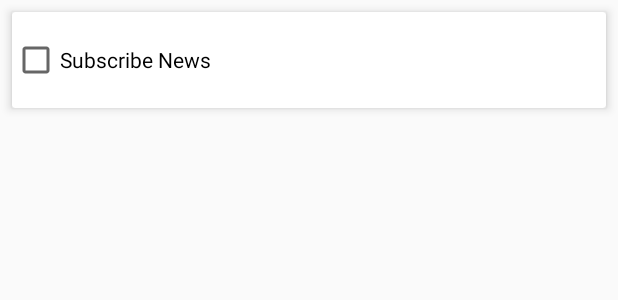
After one commit to krishnakanthpps/MangooApp, an Android app: the layout setting_layout.xml on its own in the app's theme, with its tools: preview values and no code run, on a phone screen of 412 x 824 dp. The commit adds this screen. Shown: the top 300 px of the screen. Run offline under Robolectric (Android 15) with nearby library versions, the phone set to English and light mode, and no system bars.

Commit message:
Until 50th done

```diff
--- a/app/src/main/java/app/mangoofood/mangooapp/Common/Common.java
+++ b/app/src/main/java/app/mangoofood/mangooapp/Common/Common.java
@@ -18,6 +18,7 @@ import app.mangoofood.mangooapp.Remote.RetrofitClient;
 
 public class Common {
 
+    public static String topicName = "News";
     public static User currentUser;
 
     public static String PHONE_TEXT = "userPhone";
--- a/app/src/main/java/app/mangoofood/mangooapp/FoodDetail.java
+++ b/app/src/main/java/app/mangoofood/mangooapp/FoodDetail.java
@@ -108,6 +108,7 @@ public class FoodDetail extends AppCompatActivity implements RatingDialogListene
             @Override
             public void onClick(View v) {
                 new Database(getBaseContext()).addToCart(new Order(
+                        Common.currentUser.getPhone(),
                         foodId,
                         currentFood.getName(),
                         numberButton.getNumber(),
@@ -120,7 +121,7 @@ public class FoodDetail extends AppCompatActivity implements RatingDialogListene
             }
         });
 
-        btnCart.setCount(new Database(this).getCountCart());
+        btnCart.setCount(new Database(this).getCountCart(Common.currentUser.getPhone()));
 
         food_description = (TextView)findViewById(R.id.food_description);
         food_name = (TextView)findViewById(R.id.food_name);
--- a/app/src/main/java/app/mangoofood/mangooapp/ViewHolder/CartAdapter.java
+++ b/app/src/main/java/app/mangoofood/mangooapp/ViewHolder/CartAdapter.java
@@ -100,7 +100,7 @@ public class CartAdapter extends RecyclerView.Adapter<CartViewHolder>{
                 new Database(cart).updateCart(order);
 
                 int total = 0;
-                List<Order> orders = new Database(cart).getCarts();
+                List<Order> orders = new Database(cart).getCarts(Common.currentUser.getPhone());
                 for(Order item:orders)
                     total += (Integer.parseInt(order.getPrice())) * (Integer.parseInt(item.getQuantity()));
 
--- /dev/null
+++ b/app/src/main/res/layout/setting_layout.xml
@@ -0,0 +1,28 @@
+<?xml version="1.0" encoding="utf-8"?>
+<android.support.v7.widget.CardView
+    xmlns:android="http://schemas.android.com/apk/res/android"
+    xmlns:app="http://schemas.android.com/apk/res-auto"
+    android:layout_width="match_parent"
+    android:layout_height="wrap_content"
+    android:layout_margin="8dp"
+    app:cardElevation="4dp"
+    >
+
+    <LinearLayout
+        android:layout_marginTop="16dp"
+        android:layout_marginBottom="16dp"
+        android:orientation="horizontal"
+        android:layout_gravity="center_vertical"
+        android:layout_width="match_parent"
+        android:layout_height="wrap_content">
+
+      <CheckBox
+          android:id="@+id/ckb_sub_new"
+          android:text="Subscribe News"
+          android:layout_width="wrap_content"
+          android:layout_height="wrap_content" />
+
+
+    </LinearLayout>
+
+</android.support.v7.widget.CardView>
--- a/app/src/main/res/menu/activity_home_drawer.xml
+++ b/app/src/main/res/menu/activity_home_drawer.xml
@@ -36,6 +36,12 @@
             android:title="Update Name" />
 
         <item
+            android:id="@+id/nav_setting"
+            android:icon="@drawable/ic_settings_black_24dp"
+            android:iconTint="@android:color/black"
+            android:title="Settings" />
+
+        <item
             android:id="@+id/nav_log_out"
             android:icon="@drawable/ic_exit_to_app_black_24dp"
             android:iconTint="@android:color/white"
```
Also changed, not shown: app/src/main/java/app/mangoofood/mangooapp/Cart.java (+6 -6 lines), app/src/main/java/app/mangoofood/mangooapp/Database/Database.java (+67 -37 lines), app/src/main/java/app/mangoofood/mangooapp/FoodList.java (+12 -5 lines), app/src/main/java/app/mangoofood/mangooapp/Home.java (+47 -2 lines), app/src/main/java/app/mangoofood/mangooapp/Model/Order.java (+7 -21 lines), app/src/main/res/drawable/ic_settings_black_24dp.xml (added, +9 -0 lines), app/src/main/assets/databases/MangooDB.db.
